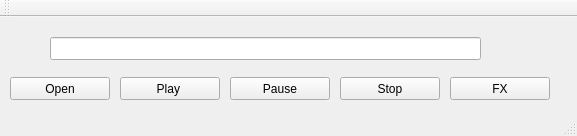
First picture: the form in vrokmain.ui, repository manushanga/vrok, before the edit.
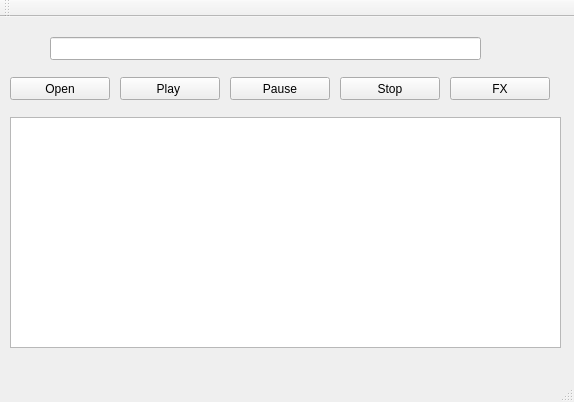
Second picture: the form after the edit.

```diff
--- a/vrokmain.ui
+++ b/vrokmain.ui
@@ -6,8 +6,8 @@
    <rect>
     <x>0</x>
     <y>0</y>
-    <width>577</width>
-    <height>136</height>
+    <width>574</width>
+    <height>402</height>
    </rect>
   </property>
   <property name="windowTitle">
@@ -104,6 +104,16 @@
      <string>Pause</string>
     </property>
    </widget>
+   <widget class="QGraphicsView" name="gvBox">
+    <property name="geometry">
+     <rect>
+      <x>10</x>
+      <y>100</y>
+      <width>551</width>
+      <height>231</height>
+     </rect>
+    </property>
+   </widget>
   </widget>
   <widget class="QMenuBar" name="menuBar">
    <property name="geometry">
```
Left out of the diff: 2 changed lines with no effect on the pictures.
